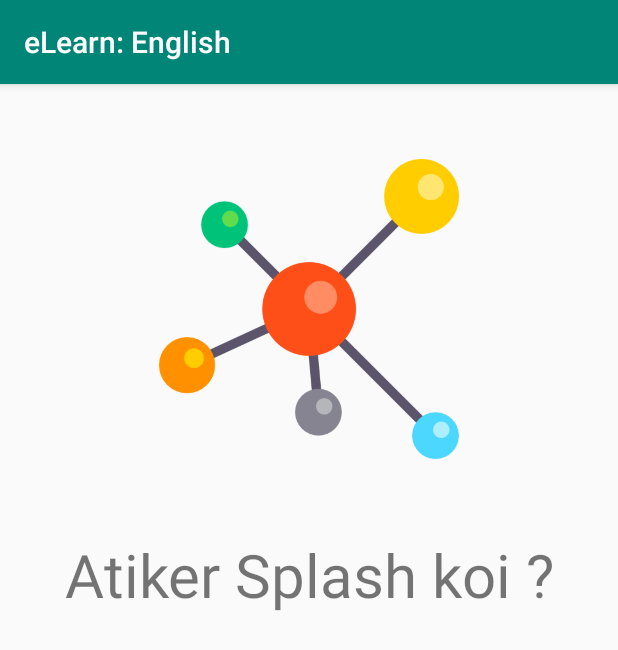
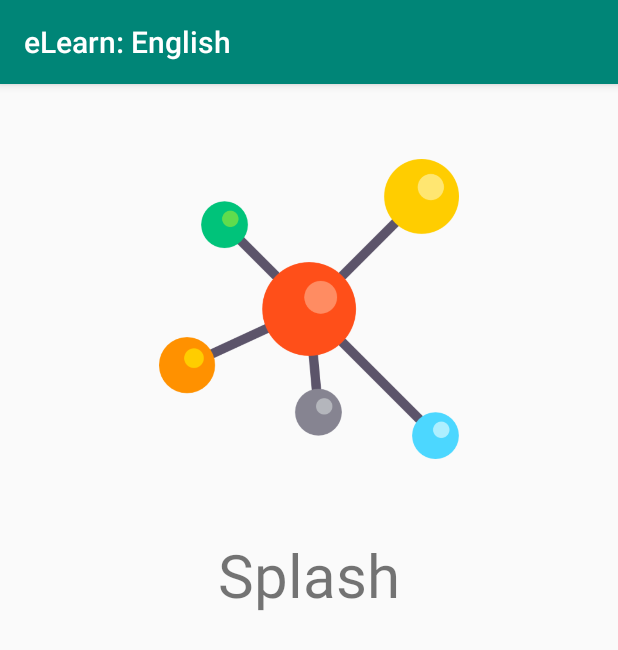
Before and after one commit to 5w33t/eLearn, an Android app: the SplashScreen screen opened directly, with no data from a screen before it, on a phone screen of 412 x 824 dp. Shown: the top 650 px of the screen. Run offline under Robolectric (Android 15) with nearby library versions, the light colour scheme and no system bars; 1 statement that could not run was skipped.

Commit message:
Splash Fix

```diff
--- a/app/src/main/res/layout/activity_splash_screen.xml
+++ b/app/src/main/res/layout/activity_splash_screen.xml
@@ -18,7 +18,7 @@
     <TextView
         android:layout_width="match_parent"
         android:layout_height="wrap_content"
-        android:text="Atiker Splash koi ?"
+        android:text="Splash"
         android:textSize="40dp"
         android:gravity="center"/>
 
```
